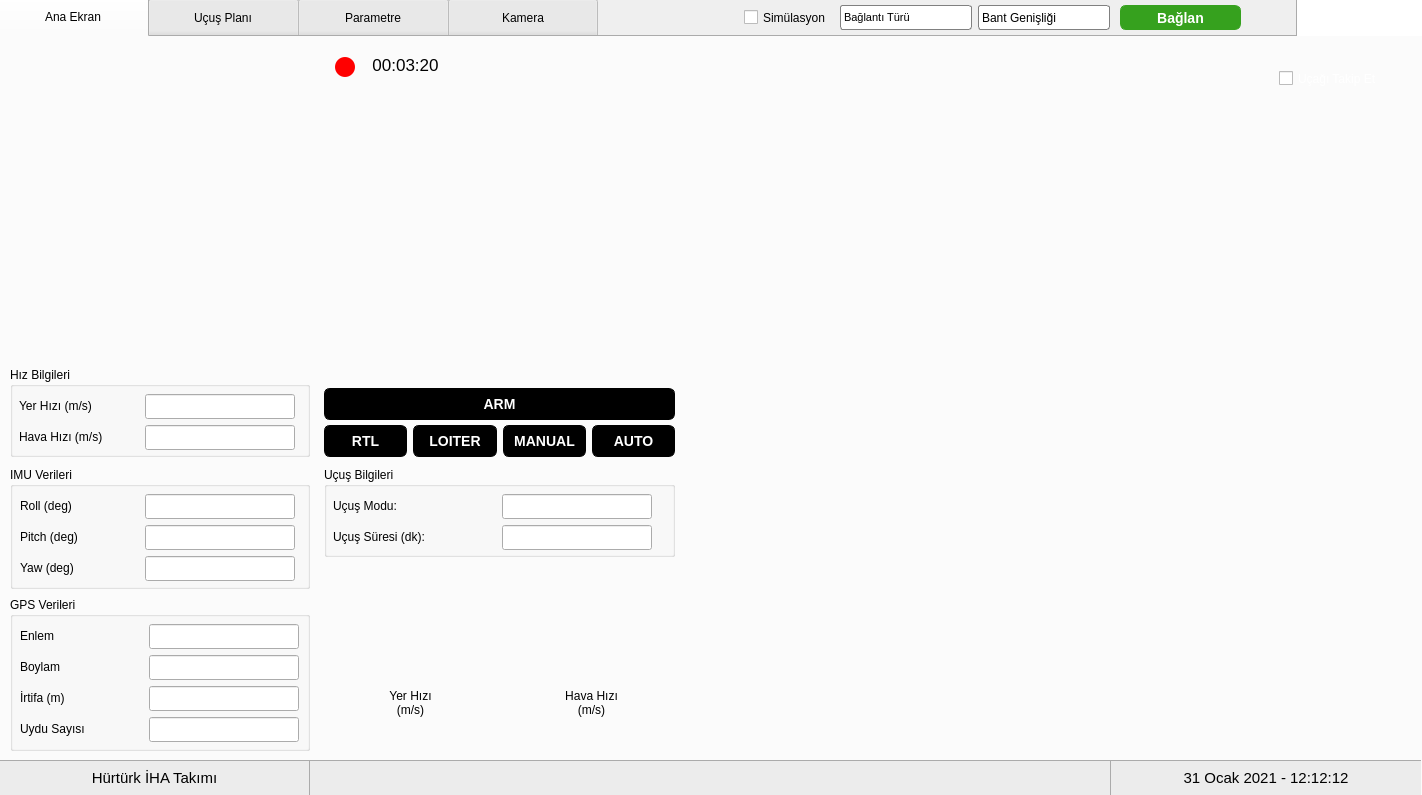
Before: the Qt Designer form design.ui in hurturkiha/otopilot-arayuzu, drawn with Qt 5.
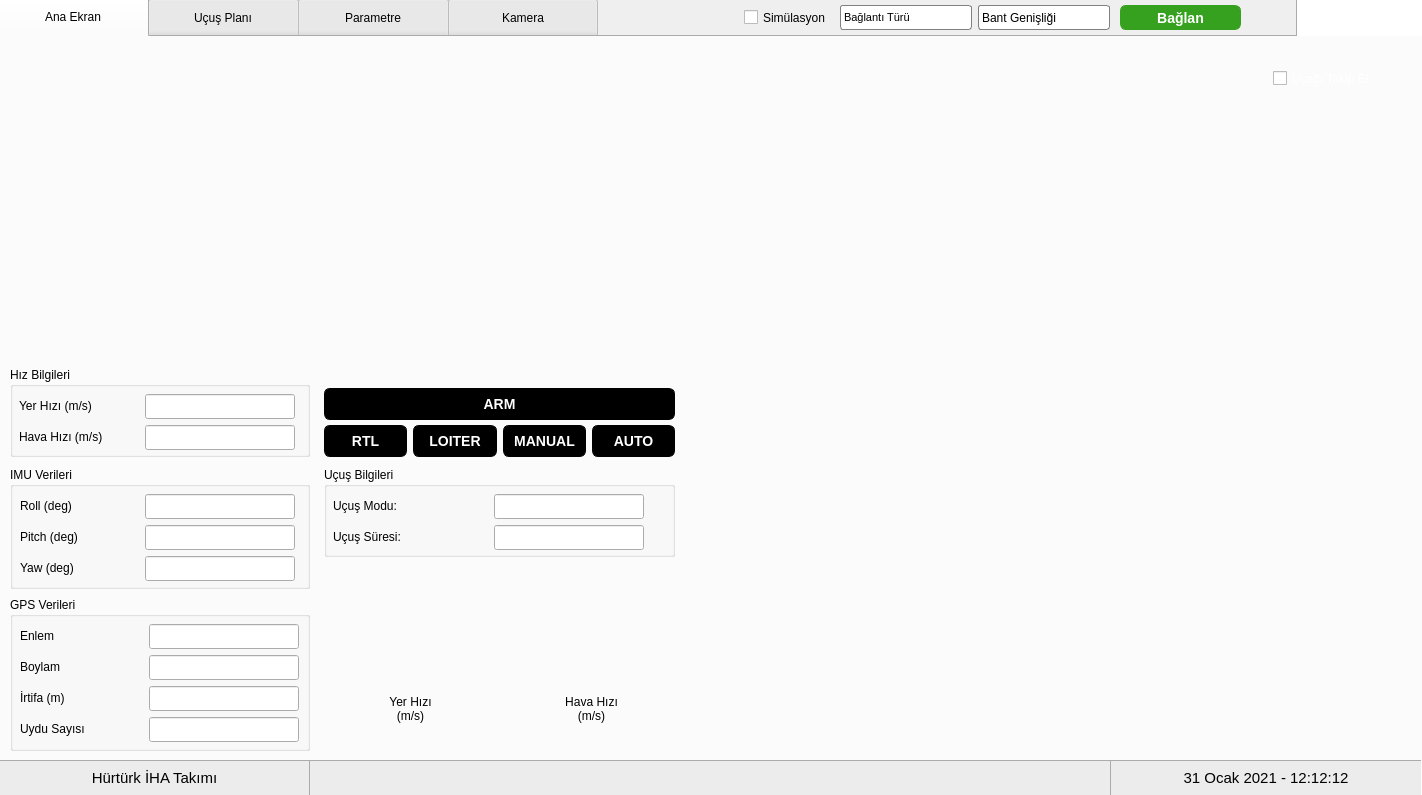
After: the same form once the commit is applied. The open tabs and pages were chosen to show the change. Icons and pictures are not drawn.

What changed in the file:
```diff
--- a/design.ui
+++ b/design.ui
@@ -517,7 +517,7 @@
         <item row="1" column="0">
          <widget class="QLabel" name="lb_flightTime">
           <property name="text">
-           <string>Uçuş Süresi (dk): </string>
+           <string>Uçuş Süresi:      </string>
           </property>
          </widget>
         </item>
@@ -587,7 +587,7 @@
      <widget class="QWidget" name="verticalLayoutWidget_2">
       <property name="geometry">
        <rect>
-        <x>688</x>
+        <x>685</x>
         <y>10</y>
         <width>726</width>
         <height>701</height>
@@ -763,58 +763,11 @@
        </item>
       </layout>
      </widget>
-     <widget class="QLabel" name="lb_cameraTime">
-      <property name="geometry">
-       <rect>
-        <x>355</x>
-        <y>18</y>
-        <width>101</width>
-        <height>20</height>
-       </rect>
-      </property>
-      <property name="font">
-       <font>
-        <family>Ubuntu</family>
-        <pointsize>13</pointsize>
-        <weight>50</weight>
-        <italic>false</italic>
-        <bold>false</bold>
-       </font>
-      </property>
-      <property name="styleSheet">
-       <string notr="true"/>
-      </property>
-      <property name="text">
-       <string>00:03:20</string>
-      </property>
-      <property name="alignment">
-       <set>Qt::AlignCenter</set>
-      </property>
-     </widget>
-     <widget class="QLabel" name="lb_record">
-      <property name="geometry">
-       <rect>
-        <x>335</x>
-        <y>20</y>
-        <width>20</width>
-        <height>20</height>
-       </rect>
-      </property>
-      <property name="styleSheet">
-       <string notr="true">QLabel {
-	border-radius: 10px;
-	background-color: red;
-}</string>
-      </property>
-      <property name="text">
-       <string/>
-      </property>
-     </widget>
      <widget class="QLabel" name="lb_airSpeed_2">
       <property name="geometry">
        <rect>
         <x>566</x>
-        <y>650</y>
+        <y>656</y>
         <width>51</width>
         <height>31</height>
        </rect>
@@ -831,7 +784,7 @@
       <property name="geometry">
        <rect>
         <x>385</x>
-        <y>650</y>
+        <y>656</y>
         <width>51</width>
         <height>31</height>
        </rect>
@@ -872,7 +825,7 @@
      <widget class="QCheckBox" name="cb_followUav">
       <property name="geometry">
        <rect>
-        <x>1279</x>
+        <x>1273</x>
         <y>30</y>
         <width>121</width>
         <height>23</height>
```
Left out of the diff: 28 changed lines with no effect on the pictures.
